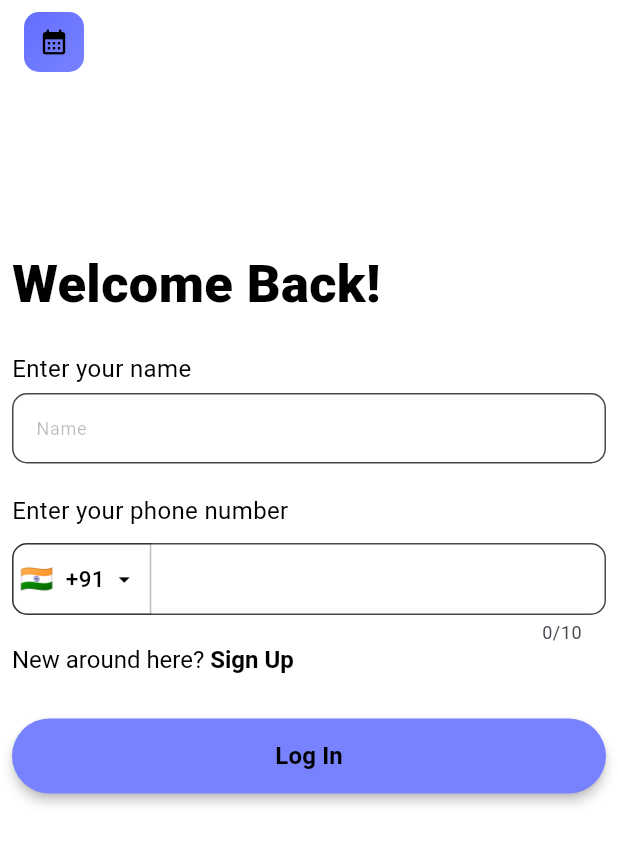
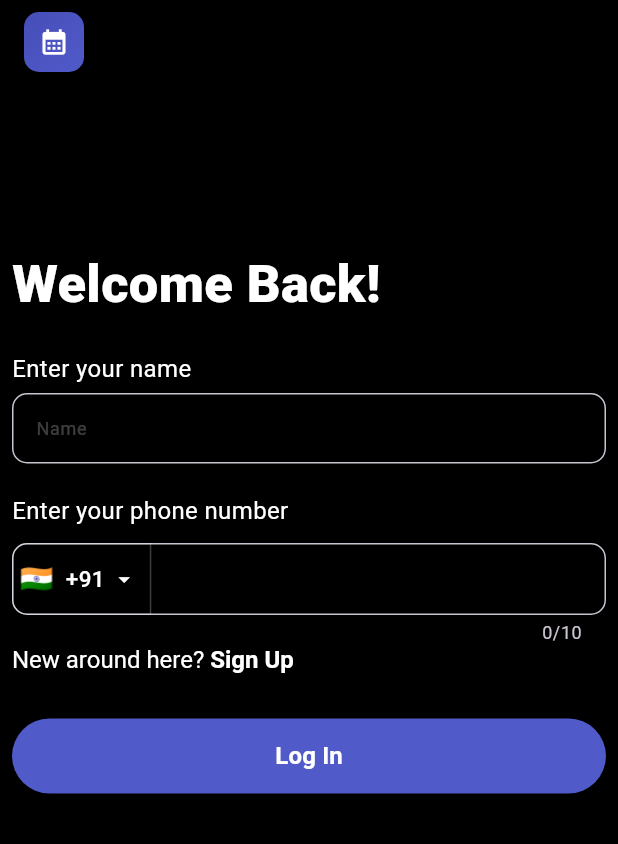
Before and after one commit to AbishekAB21/checkit, a Flutter app: the screen it shows after launch, after a tap on "Log In", on a phone screen of 412 x 824 dp. Shown: the top 844 px of the screen. Run offline on Flutter 3.47's test engine with Material 3 defaults, Android fonts, the phone set to English and light mode, and no system bars; drawn by our look-alikes of intl_phone_field; our stand-ins replace cloud_firestore, firebase_auth, firebase_core, flutter_riverpod, google_fonts, lottie and 3 more; accounts and stored records are empty.

Commit message:
Ndk version updated, log_in overflow fixed and theme set to dark by default

```diff
--- a/lib/features/login_screen/component/log_in_screen_component.dart
+++ b/lib/features/login_screen/component/log_in_screen_component.dart
@@ -38,6 +38,8 @@ class LogInScreenComponent extends ConsumerWidget {
 
         body: Padding(
           padding: const EdgeInsets.all(8.0),
+          child: SingleChildScrollView(
+            physics: NeverScrollableScrollPhysics(),
             child: Column(
               crossAxisAlignment: CrossAxisAlignment.start,
               mainAxisAlignment: MainAxisAlignment.start,
@@ -126,6 +128,7 @@ class LogInScreenComponent extends ConsumerWidget {
             ),
           ),
         ),
+      ),
     );
   }
 }
--- a/lib/features/settings_screen/core/providers/theme_provider.dart
+++ b/lib/features/settings_screen/core/providers/theme_provider.dart
@@ -27,7 +27,7 @@ class ThemeModeNotifier extends StateNotifier<ThemeMode> {
     } else if (savedMode == 'dark') {
       state = ThemeMode.dark;
     } else {
-      state = ThemeMode.system;
+      state = ThemeMode.dark;
     }
   }
 
```
Also changed, not shown: 1 other file. Lines whose indentation alone changed are shown as unchanged.
